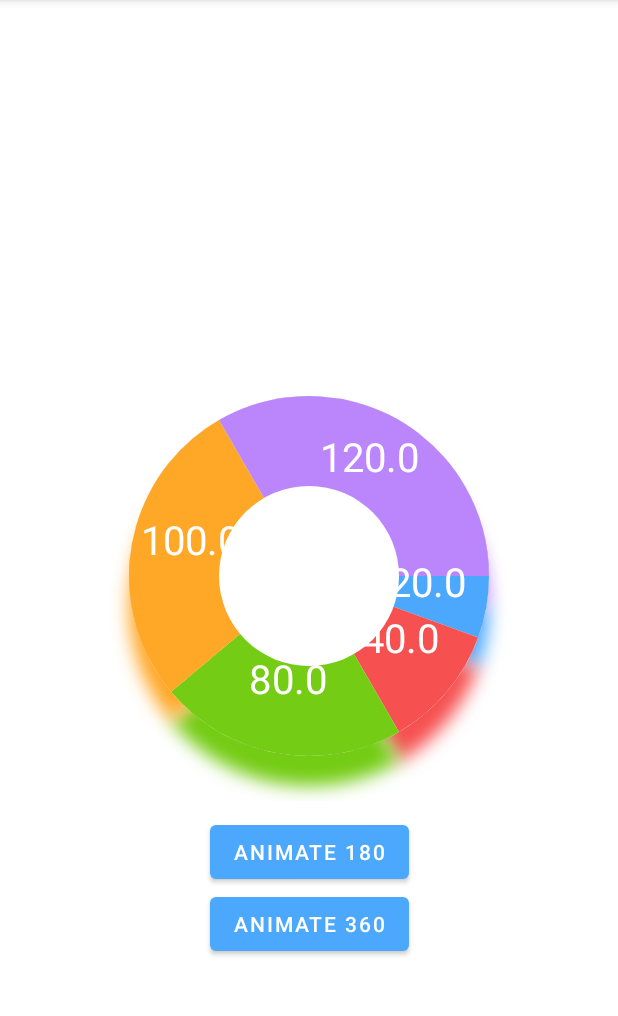
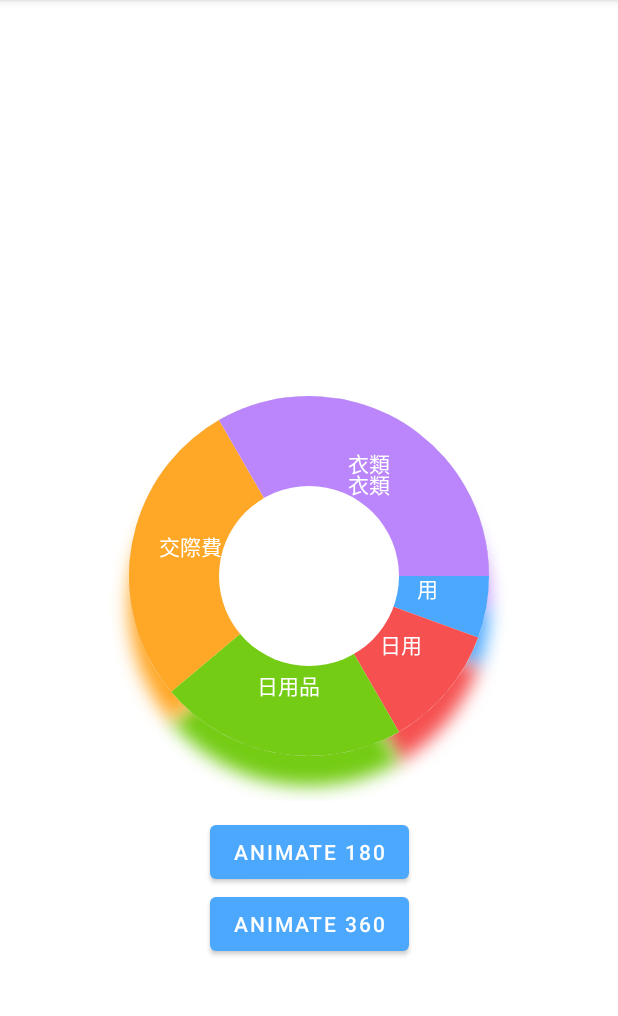
Before and after one commit to thanh-ha-van/PieChartView, an Android app: the screen it shows after launch (MainActivity), on a phone screen of 412 x 824 dp, the part 84-1100 px from its top. Run offline under Robolectric (Android 15) with nearby library versions, the phone set to English and light mode, and no system bars.

Commit message:
init logic for multiple text line

```diff
--- a/PieChart/src/main/java/com/thanh/ha/piechart/PieChartView.kt
+++ b/PieChart/src/main/java/com/thanh/ha/piechart/PieChartView.kt
@@ -39,7 +39,7 @@ class PieChartView : View, PieChart {
     private var animationType = 1
     private var holeRadius = 100f
     private var textColor: Int = 0
-    private var textSize: Int = 0
+    private var itemTextSize: Float = 0f
     private var isDrawingHole = false
     private var isDrawingText = false
     private var isMultipleShadowColor = true
@@ -97,9 +97,8 @@ class PieChartView : View, PieChart {
                     getBoolean(R.styleable.PieChartView_isMultiColorShadow, true)
                 animationType = getInteger(R.styleable.PieChartView_animationType, 1)
                 holeRadius = getDimension(R.styleable.PieChartView_holeRadius, 0f)
-                textColor = getColor(R.styleable.PieChartView_textColor, Color.WHITE)
-                textSize =
-                    getInt(R.styleable.PieChartView_textSize, R.dimen.default_pie_chart_text_size)
+                textColor = getColor(R.styleable.PieChartView_itemTextColor, Color.WHITE)
+                itemTextSize = getDimension(R.styleable.PieChartView_itemTextSize, 14f)
 
                 isDrawingHole = getBoolean(R.styleable.PieChartView_isDrawingHole, false)
                 isDrawingText = getBoolean(R.styleable.PieChartView_isDrawingText, false)
@@ -114,7 +113,7 @@ class PieChartView : View, PieChart {
         }
     }
 
-    private fun calculateValue(){
+    private fun calculateValue() {
         textInterDistance = getTextInterDistance()
     }
 
@@ -126,7 +125,7 @@ class PieChartView : View, PieChart {
             isAntiAlias = true
             style = Paint.Style.FILL
             textAlign = Paint.Align.CENTER
-            textSize = 40f
+            textSize = itemTextSize.toFloat()
         }
     }
 
@@ -223,13 +222,16 @@ class PieChartView : View, PieChart {
         for (item in dataList) {
             val angle = getAngleBetween(item)
             canvas.translateBy(angle, textInterDistance)
-            canvas.drawText(item.value.toString(), 0f, 0f, textPaint)
+            val list = item.text.split('\n')
+            list.forEachIndexed { index, string ->
+                canvas.drawText(string, 0f, itemTextSize * index, textPaint)
+            }
             startAngle += item.value
             canvas.translateBy(angle, -textInterDistance)
         }
     }
 
-    private fun getTextInterDistance() = ((radius - holeRadius)/2 + holeRadius).toInt()
+    private fun getTextInterDistance() = ((radius - holeRadius) / 2 + holeRadius).toInt()
 
     private fun getCurrentPercent() = currentScale.toFloat() / ARC_FULL_ROTATION_DEGREE
 
--- a/PieChart/src/main/res/values/attr.xml
+++ b/PieChart/src/main/res/values/attr.xml
@@ -7,8 +7,8 @@
             <enum name="innerOut" value="2" />
         </attr>
         <attr name="holeRadius" format="dimension" />
-        <attr name="textColor" format="color" />
-        <attr name="textSize" format="dimension" />
+        <attr name="itemTextColor" format="color" />
+        <attr name="itemTextSize" format="dimension" />
         <attr name="textFontFamily" format="reference" />
         <attr name="isDrawingHole" format="boolean" />
         <attr name="isDrawingText" format="boolean" />
--- a/app/src/main/java/com/thanh/ha/sampleapp/MainActivity.kt
+++ b/app/src/main/java/com/thanh/ha/sampleapp/MainActivity.kt
@@ -18,7 +18,7 @@ class MainActivity : AppCompatActivity() {
             PieItem(80f, getColor(R.color.purple_700), "日用品"),
             PieItem(100f, getColor(R.color.teal_700), "交際費"),
             PieItem(
-                120f, getColor(R.color.purple_200), "衣類"
+                120f, getColor(R.color.purple_200), "衣類\n衣類"
             ),
         )
         pieChartView.submitList(fakeList)
--- a/app/src/main/res/layout/activity_main.xml
+++ b/app/src/main/res/layout/activity_main.xml
@@ -13,7 +13,7 @@
         android:id="@+id/pieChart"
         android:layout_width="300dp"
         android:layout_height="300dp"
-        app:animationDuration="1500"
+        app:animationDuration="1000"
         app:animationType="goAround"
         app:holeRadius="40dp"
         app:isDrawingHole="true"
@@ -27,7 +27,8 @@
         app:shadowDx="0dp"
         app:shadowDy="20dp"
         app:shadowRadius="10dp"
-        app:textColor="@color/white" />
+        app:itemTextSize="14sp"
+        app:itemTextColor="@color/white" />
 
     <Button
         android:id="@+id/animateBtn"
```
